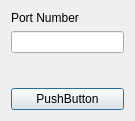
Qt form PaintBot 2 - Inverse Kinematics/PaintBot3Server/dialog.ui (MoffMade/CSCE462-PainterBot) before a commit.
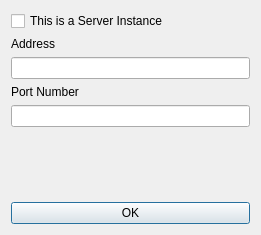
The same form after that commit.

Commit message: updates to server send and receive. saw that specification requires displays on both ends, started making server function as both client and server

```diff
--- a/PaintBot 2 - Inverse Kinematics/PaintBot3Server/dialog.ui
+++ b/PaintBot 2 - Inverse Kinematics/PaintBot3Server/dialog.ui
@@ -6,14 +6,31 @@
    <rect>
     <x>0</x>
     <y>0</y>
-    <width>135</width>
-    <height>121</height>
+    <width>261</width>
+    <height>235</height>
    </rect>
   </property>
   <property name="windowTitle">
    <string>Dialog</string>
   </property>
   <layout class="QVBoxLayout" name="verticalLayout">
+   <item>
+    <widget class="QCheckBox" name="checkBox">
+     <property name="text">
+      <string>This is a Server Instance</string>
+     </property>
+    </widget>
+   </item>
+   <item>
+    <widget class="QLabel" name="label_2">
+     <property name="text">
+      <string>Address</string>
+     </property>
+    </widget>
+   </item>
+   <item>
+    <widget class="QLineEdit" name="lineEdit_2"/>
+   </item>
    <item>
     <widget class="QLabel" name="label">
      <property name="text">
@@ -40,7 +57,7 @@
    <item>
     <widget class="QPushButton" name="pushButton">
      <property name="text">
-      <string>PushButton</string>
+      <string>OK</string>
      </property>
     </widget>
    </item>
```
The commit also changes 5 other files.
